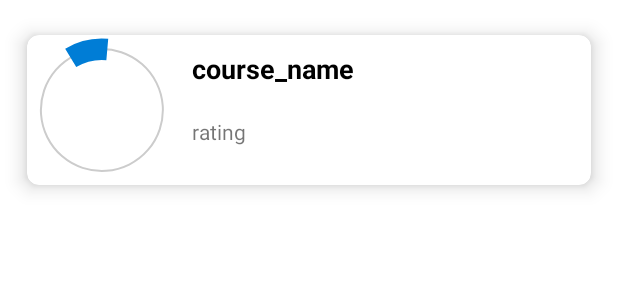
After one commit to CKocher/GymBuddy, an Android app: the layout exercise_item.xml on its own in the app's theme, with its tools: preview values and no code run, on a phone screen of 412 x 824 dp. The commit adds this screen. Shown: the top 300 px of the screen. Run offline under Robolectric (Android 15) with nearby library versions, the phone set to English and light mode, and no system bars.

Commit message:
Cardlistview eingebaut + cirlce Progressbar für Fortschritt

```diff
--- a/app/src/main/java/com/example/gymbuddy/MainActivity.java
+++ b/app/src/main/java/com/example/gymbuddy/MainActivity.java
@@ -51,6 +51,7 @@ import com.example.gymbuddy.common.Constants;
 import com.example.gymbuddy.common.DrillEnums;
 import com.example.gymbuddy.contract.MainActivityContract;
 import com.example.gymbuddy.data.BleDeviceDataObject;
+import com.example.gymbuddy.databinding.ActivityMainBinding;
 import com.example.gymbuddy.model.DataManager;
 import com.example.gymbuddy.service.BleConnectivityService;
 import com.google.android.material.bottomnavigation.BottomNavigationView;
@@ -66,7 +67,7 @@ import androidx.navigation.ui.AppBarConfiguration;
 import androidx.navigation.ui.NavigationUI;
 import androidx.recyclerview.widget.RecyclerView;
 
-import com.example.gymbuddy.databinding.ActivityMainBinding;
+
 import com.google.android.material.snackbar.Snackbar;
 
 import org.greenrobot.eventbus.EventBus;
--- /dev/null
+++ b/app/src/main/res/drawable/circle_shape.xml
@@ -0,0 +1,11 @@
+<?xml version="1.0" encoding="utf-8"?>
+<shape
+    xmlns:android="http://schemas.android.com/apk/res/android"
+    android:shape="ring"
+    android:innerRadiusRatio="2.5"
+    android:thickness="1dp"
+    android:useLevel="false">
+
+    <solid android:color="#CCC" />
+
+</shape>
--- a/app/src/main/res/drawable/circular_progress_bar.xml
+++ b/app/src/main/res/drawable/circular_progress_bar.xml
@@ -1,7 +1,7 @@
 <?xml version="1.0" encoding="utf-8"?>
 <rotate
     xmlns:android="http://schemas.android.com/apk/res/android"
-    android:fromDegrees="90"
+    android:fromDegrees="0"
     android:pivotX="50%"
     android:pivotY="50%"
     android:toDegrees="360">
--- /dev/null
+++ b/app/src/main/res/layout/exercise_item.xml
@@ -0,0 +1,72 @@
+<?xml version="1.0" encoding="utf-8"?>
+<androidx.cardview.widget.CardView
+    xmlns:android="http://schemas.android.com/apk/res/android"
+    xmlns:app="http://schemas.android.com/apk/res-auto"
+    android:layout_width="match_parent"
+    android:layout_height="wrap_content"
+    android:layout_margin="5dp"
+    app:cardBackgroundColor="@color/white"
+    app:cardCornerRadius="8dp"
+    app:cardElevation="8dp"
+    app:cardMaxElevation="10dp"
+    app:cardPreventCornerOverlap="true"
+    app:cardUseCompatPadding="true">
+
+    <!--
+        In the above cardview widget
+        cardelevation property will give elevation to your card view
+        card corner radius will provide radius to your card view
+        card background color will give background color to your card view
+        card max elevation will give the cardview maximum elevation
+        card prevent corner overlap will add padding to CardView on v20 and
+        before to prevent intersections between the Card content and rounded corners.
+        card use compact padding will add padding in API v21+ as well to have the same
+        measurements with previous versions.
+    -->
+
+    <RelativeLayout
+        android:layout_width="match_parent"
+        android:layout_height="wrap_content">
+
+        <ProgressBar
+            android:id="@+id/progressBar"
+            style="?android:attr/progressBarStyleHorizontal"
+            android:layout_width="100dp"
+            android:layout_height="100dp"
+            android:background="@drawable/circle_shape"
+            android:indeterminate="false"
+            android:max="100"
+            android:progress="10"
+            android:progressDrawable="@drawable/circular_progress_bar"
+            android:rotation="229"
+            android:rotationY="181" />
+
+        <!--Text View to display Course Name-->
+        <TextView
+            android:id="@+id/idTVCourseName"
+            android:layout_width="match_parent"
+            android:layout_height="wrap_content"
+            android:layout_marginStart="10dp"
+            android:layout_marginTop="10dp"
+            android:layout_marginLeft="100dp"
+            android:layout_toEndOf="@id/progressBar"
+            android:text="course_name"
+            android:textColor="@color/black"
+            android:textSize="18sp"
+            android:textStyle="bold" />
+
+        <!--Text VIew to display COurse Rating-->
+        <!--Image used in present in drawable folder-->
+        <TextView
+            android:id="@+id/idTVCourseRating"
+            android:layout_width="match_parent"
+            android:layout_height="50px"
+            android:layout_below="@id/idTVCourseName"
+            android:layout_marginStart="10dp"
+            android:layout_marginTop="20dp"
+            android:layout_marginLeft="100dp"
+            android:layout_toEndOf="@id/progressBar"
+            android:drawablePadding="2dp"
+            android:text="rating" />
+    </RelativeLayout>
+</androidx.cardview.widget.CardView>
```
Also changed, not shown: app/src/main/java/com/example/gymbuddy/adapter/CustomizedExpandableListAdapter.java (added, +116 -0 lines), app/src/main/java/com/example/gymbuddy/adapter/ExpandableListDataItems.java (added, +28 -0 lines), app/src/main/java/com/example/gymbuddy/data/WorkoutExercise.java (added, +21 -0 lines), app/src/main/java/com/example/gymbuddy/ui/dashboard/DashboardFragment.java (+58 -2 lines), app/src/main/res/layout/fragment_dashboard.xml (+26 -20 lines), app/src/main/res/layout/list_group.xml (added, +32 -0 lines).
